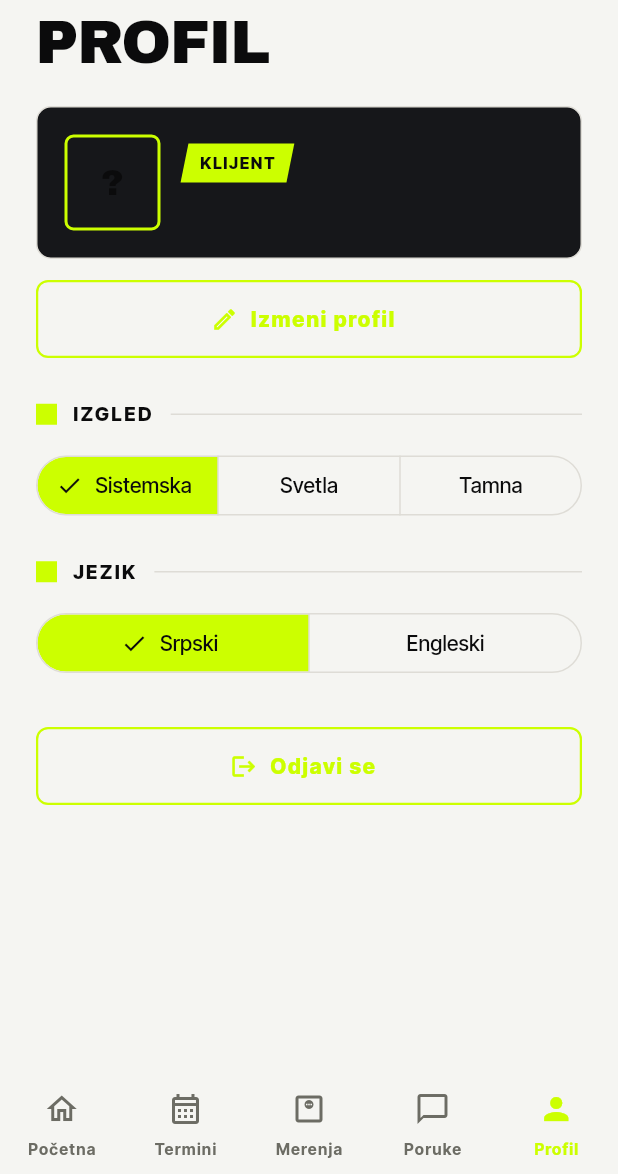
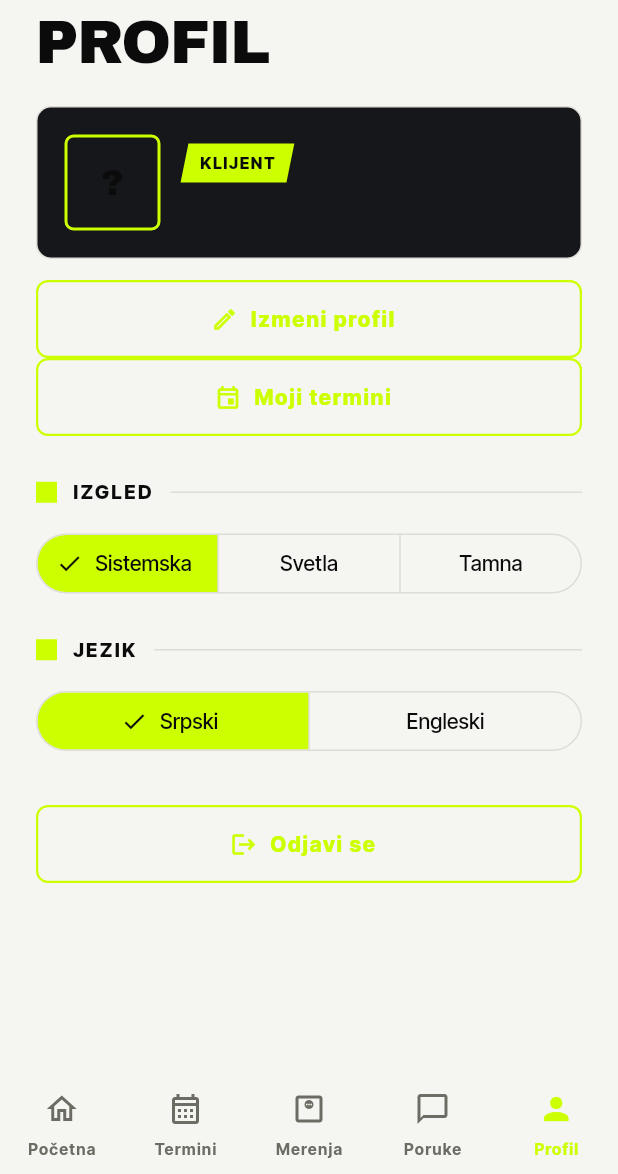
Before and after one commit to Kakarot92/sportin-clone, a Flutter app: the ProfileScreen screen opened by its route, after a tap on "Sistemska", on a phone screen of 412 x 824 dp, the part 62-1236 px from its top. Run offline on Flutter 3.47's test engine with Material 3 defaults, Android fonts, the phone set to English and light mode, and no system bars; our stand-ins replace cloud_firestore, firebase_auth, firebase_core, flutter_riverpod, go_router, google_fonts and 1 more; accounts and stored records are empty.

Commit message:
feat(F044): M5 booking UI — book flow, my bookings (upcoming/history), trainer sessions, home next-training [assertions: AS-027, AS-030, AS-031, AS-033]
Co-Authored-By: Claude Opus 4.8 <noreply@anthropic.com>

```diff
--- a/lib/features/home/presentation/home_screen.dart
+++ b/lib/features/home/presentation/home_screen.dart
@@ -2,9 +2,12 @@ import 'package:flutter/material.dart';
 import 'package:flutter_riverpod/flutter_riverpod.dart';
 import 'package:go_router/go_router.dart';
 import 'package:google_fonts/google_fonts.dart';
+import 'package:intl/intl.dart';
 import 'package:sportin_clone/app/kinetic.dart';
 import 'package:sportin_clone/app/theme.dart';
 import 'package:sportin_clone/features/auth/application/auth_providers.dart';
+import 'package:sportin_clone/features/booking/application/booking_providers.dart';
+import 'package:sportin_clone/features/trainers/application/trainers_providers.dart';
 import 'package:sportin_clone/l10n/app_localizations.dart';
 
 class HomeScreen extends ConsumerWidget {
@@ -53,11 +56,43 @@ class HomeScreen extends ConsumerWidget {
   }
 }
 
-class _NextTrainingCard extends StatelessWidget {
+class _NextTrainingCard extends ConsumerWidget {
   @override
-  Widget build(BuildContext context) {
+  Widget build(BuildContext context, WidgetRef ref) {
     final l10n = AppLocalizations.of(context);
-    return Container(
+    final me = ref.watch(appUserProvider).asData?.value;
+
+    // Watch upcoming bookings when user is available.
+    final upcomingAsync = me != null
+        ? ref.watch(clientUpcomingBookingsProvider(me.uid))
+        : null;
+
+    final soonest = upcomingAsync?.asData?.value.isNotEmpty == true
+        ? upcomingAsync!.asData!.value.first
+        : null;
+
+    // Trainer name for soonest booking.
+    final trainerName = soonest != null
+        ? ref
+            .watch(trainerProvider(soonest.trainerUid))
+            .asData
+            ?.value
+            ?.displayName
+        : null;
+
+    String? formattedDate;
+    if (soonest != null) {
+      try {
+        final dt = DateTime.parse(soonest.date);
+        formattedDate = DateFormat.yMMMEd('sr').format(dt);
+      } catch (_) {
+        formattedDate = soonest.date;
+      }
+    }
+
+    return GestureDetector(
+      onTap: soonest != null ? () => context.push('/profile/bookings') : null,
+      child: Container(
         padding: const EdgeInsets.all(20),
         decoration: BoxDecoration(
           color: kInkElevated,
@@ -80,6 +115,24 @@ class _NextTrainingCard extends StatelessWidget {
               ],
             ),
             const SizedBox(height: 16),
+            if (soonest != null) ...[
+              Text(
+                formattedDate ?? soonest.date,
+                style: Theme.of(context).textTheme.titleMedium,
+              ),
+              const SizedBox(height: 4),
+              Text(
+                '${soonest.start}–${soonest.end}',
+                style: Theme.of(context).textTheme.bodyMedium,
+              ),
+              if (trainerName != null && trainerName.isNotEmpty) ...[
+                const SizedBox(height: 4),
+                Text(
+                  trainerName,
+                  style: Theme.of(context).textTheme.bodyMedium,
+                ),
+              ],
+            ] else ...[
               Text(l10n.noUpcomingTraining,
                   style: Theme.of(context).textTheme.titleMedium),
               const SizedBox(height: 16),
@@ -89,6 +142,8 @@ class _NextTrainingCard extends StatelessWidget {
                 onPressed: () => context.go('/schedule'),
               ),
             ],
+          ],
+        ),
       ),
     );
   }
--- a/lib/features/profile/presentation/profile_screen.dart
+++ b/lib/features/profile/presentation/profile_screen.dart
@@ -72,6 +72,17 @@ class ProfileScreen extends ConsumerWidget {
                   onPressed: () => context.push('/profile/studio'),
                   icon: const Icon(Icons.store_outlined),
                   label: Text(l10n.studioClosedDays),
+                ),
+              OutlinedButton.icon(
+                onPressed: () => context.push('/profile/bookings'),
+                icon: const Icon(Icons.event_outlined),
+                label: Text(l10n.myBookings),
+              ),
+              if (user.isTrainer)
+                OutlinedButton.icon(
+                  onPressed: () => context.push('/profile/sessions'),
+                  icon: const Icon(Icons.people_outline),
+                  label: Text(l10n.mySessions),
                 ),
             ],
             const SizedBox(height: 28),
```
Also changed, not shown: lib/app/router.dart (+9 -0 lines), lib/features/booking/presentation/my_bookings_screen.dart (added, +208 -0 lines), lib/features/booking/presentation/trainer_sessions_screen.dart (added, +136 -0 lines), lib/features/scheduling/presentation/trainer_slots_screen.dart (+61 -8 lines), 1 other file. Lines whose indentation alone changed are shown as unchanged.
